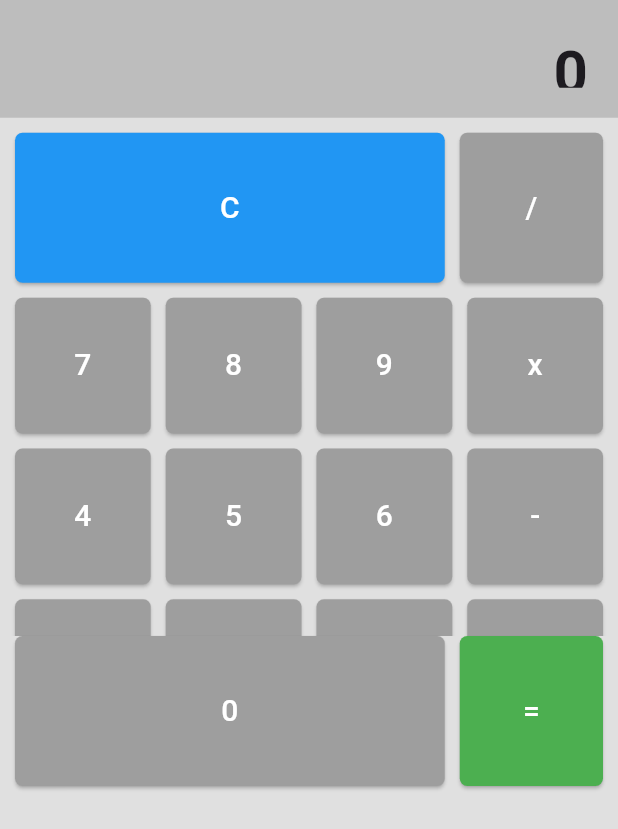
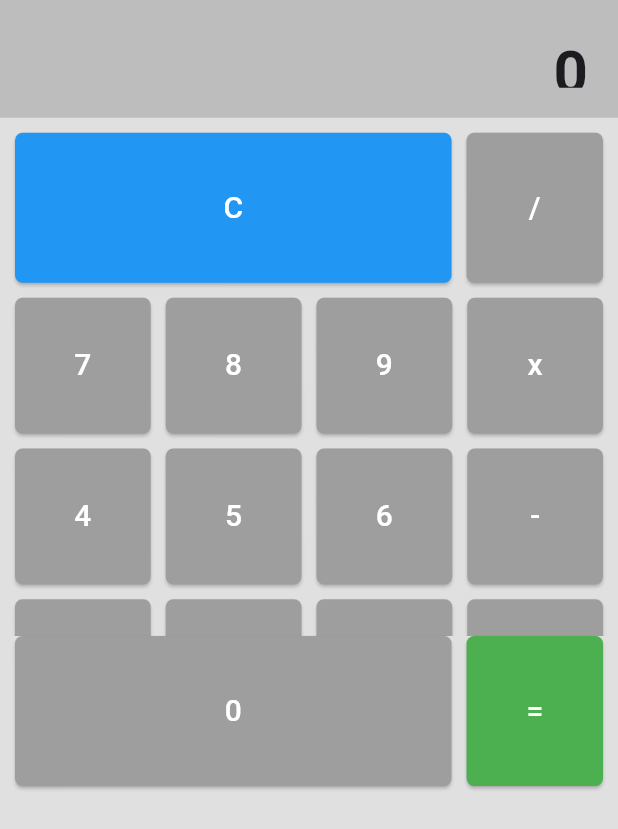
Before and after one commit to JahongirMarupoov/deadline3, a Flutter app: the screen it shows after launch, on a phone screen of 412 x 824 dp. Shown: the top 829 px of the screen. Run offline on Flutter 3.47's test engine with Material 3 defaults, Android fonts, the phone set to English and light mode, and no system bars.

Commit message:
deadline 3 calculator ui

```diff
--- a/lib/main.dart
+++ b/lib/main.dart
@@ -46,11 +46,13 @@
           ),
           const SizedBox(height: 10),
           // "C" tugmasi uchun maxsus qator
-          Row(
+          Padding(
+            padding: const EdgeInsets.fromLTRB(10.0, 0, 10.0, 0),
+            child: Row(
               children: [
-              const SizedBox(width: 10),
+                //const SizedBox(width: 10),
                 Expanded(
-                flex: 3, // "C" tugmasi uch ustun egallaydi
+                  flex: 80, // "C" tugmasi uch ustun egallaydi
                   child: Container(
                     height: 100,
                     child: ElevatedButton(
@@ -71,7 +73,7 @@
                 ),
                 const SizedBox(width: 10), // Tugmalar orasida bo'sh joy
                 Expanded(
-                flex: 1, // "/" tugmasi uchun bitta ustun
+                  flex: 25, // "/" tugmasi uchun bitta ustun
                   child: Container(
                     height: 100,
                     child: ElevatedButton(
@@ -90,8 +92,9 @@
                     ),
                   ),
                 ),
-              const SizedBox(width: 10),
+                //const SizedBox(width: 10),
               ],
+            ),
           ),
           // Qolgan tugmalar GridView ichida
           Expanded(
@@ -134,7 +137,7 @@
             children: [
               const SizedBox(width: 10),
               Expanded(
-                flex: 3, // "0" tugmasi uch ustun egallaydi
+                flex: 80, // "0" tugmasi uch ustun egallaydi
                 child: Container(
                   height: 100,
                   child: ElevatedButton(
@@ -155,7 +158,7 @@
               ),
               const SizedBox(width: 10), // Tugmalar orasida bo'sh joy
               Expanded(
-                flex: 1, // "=" tugmasi uchun bitta ustun
+                flex: 25, // "=" tugmasi uchun bitta ustun
                 child: Container(
                   height: 100,
                   child: ElevatedButton(
```
Lines whose indentation alone changed are shown as unchanged.
